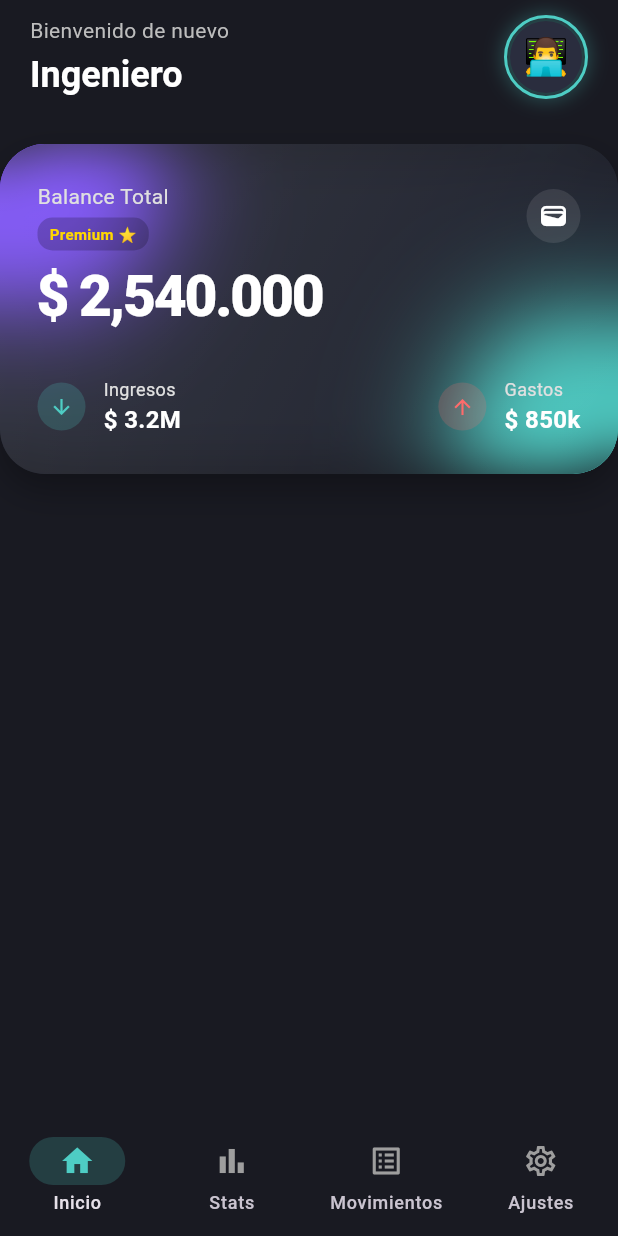
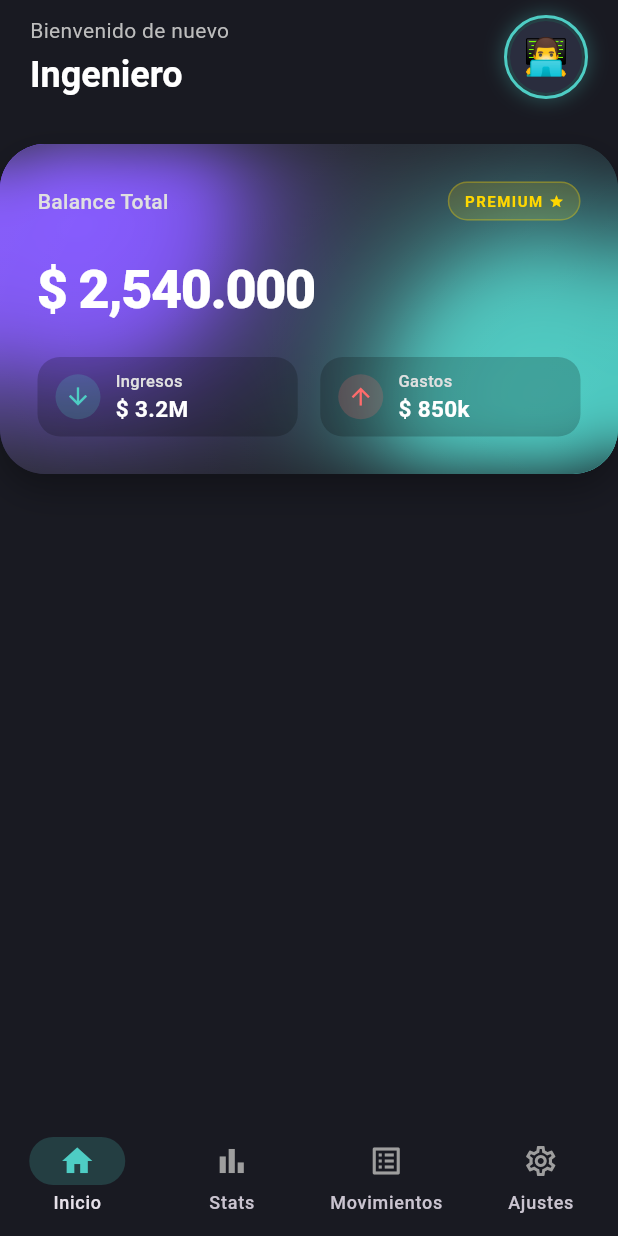
Before and after one commit to AndresCastilloPlata/balancea, a Flutter app: the screen it shows after launch, on a phone screen of 412 x 824 dp. Run offline on Flutter 3.47's test engine with Material 3 defaults, Android fonts, the phone set to English and light mode, and no system bars; our stand-ins replace go_router.

Commit message:
Fix: Mejora de legibilidad en BalanceCard mediante contenedores de alto contraste y refinamiento del badge Premium

```diff
--- a/lib/presentation/widgets/home/balance_card.dart
+++ b/lib/presentation/widgets/home/balance_card.dart
@@ -79,42 +79,47 @@ class BalanceCard extends StatelessWidget {
                             style: TextStyle(
                               color: Colors.grey[300],
                               fontSize: 14,
+                              fontWeight: FontWeight.w500,
                             ),
                           ),
-                          const SizedBox(height: 4),
+                        ],
+                      ),
 
                       // Cuenta principal
                       Container(
                         padding: const EdgeInsets.symmetric(
-                              horizontal: 8,
-                              vertical: 4,
+                          horizontal: 10,
+                          vertical: 5,
                         ),
                         decoration: BoxDecoration(
-                              color: Colors.black.withValues(alpha: 0.2),
-                              borderRadius: BorderRadius.circular(10),
+                          color: const Color(
+                            0xFFFFD700,
+                          ).withValues(alpha: 0.15),
+                          borderRadius: BorderRadius.circular(20),
+                          border: Border.all(
+                            color: const Color(
+                              0xFFFFD700,
+                            ).withValues(alpha: 0.3),
                           ),
-                            child: const Text(
-                              'Premium ⭐',
+                        ),
+                        child: Row(
+                          children: [
+                            const Text(
+                              'PREMIUM',
                               style: TextStyle(
                                 color: Color(0xFFFFD700),
                                 fontSize: 10,
                                 fontWeight: FontWeight.bold,
+                                letterSpacing: 1.0,
                               ),
                             ),
+                            SizedBox(width: 4),
+                            Icon(
+                              Icons.star,
+                              color: Color(0xFFFFD700),
+                              size: 10,
                             ),
                           ],
-                      ),
-                      // icono decorativo
-                      Container(
-                        padding: const EdgeInsets.all(8),
-                        decoration: BoxDecoration(
-                          shape: BoxShape.circle,
-                          color: Colors.white.withValues(alpha: 0.1),
-                        ),
-                        child: const Icon(
-                          Icons.wallet,
-                          color: Colors.white,
-                          size: 20,
                         ),
                       ),
                     ],
@@ -125,31 +130,34 @@ class BalanceCard extends StatelessWidget {
                     '\$ 2,540.000',
                     style: TextStyle(
                       color: Colors.white,
-                      fontSize: 38,
+                      fontSize: 36,
                       fontWeight: FontWeight.w800,
-                      letterSpacing: -1.5,
+                      letterSpacing: -1.0,
                     ),
                   ),
-                  const SizedBox(height: 20),
 
                   // Indicadores  Ingresos|Gastos
                   Row(
-                    mainAxisAlignment: MainAxisAlignment.spaceBetween,
                     children: [
                       // Ingresos
-                      _GlasStat(
+                      Expanded(
+                        child: _GlasStat(
                           icon: Icons.arrow_downward,
                           color: const Color(0xFF4ECDC4), // Verde Neon
                           label: 'Ingresos',
                           amount: '\$ 3.2M',
                         ),
+                      ),
+                      const SizedBox(width: 15),
 
                       // Gastos
-                      _GlasStat(
+                      Expanded(
+                        child: _GlasStat(
                           icon: Icons.arrow_upward,
                           color: const Color(0xFFFF6B6B), // Rojo Neon
                           label: 'Gastos',
                           amount: '\$ 850k',
+                        ),
                       ),
                     ],
                   ),
@@ -170,12 +178,12 @@ class _DecorationLight extends StatelessWidget {
   @override
   Widget build(BuildContext context) {
     return Container(
-      width: 150,
-      height: 150,
+      width: 200,
+      height: 200,
       decoration: BoxDecoration(
         shape: BoxShape.circle,
-        color: color.withValues(alpha: 0.5),
-        boxShadow: [BoxShadow(color: color, blurRadius: 60, spreadRadius: 10)],
+        color: color.withValues(alpha: 0.6),
+        boxShadow: [BoxShadow(color: color, blurRadius: 80, spreadRadius: 20)],
       ),
     );
   }
@@ -196,36 +204,47 @@ class _GlasStat extends StatelessWidget {
 
   @override
   Widget build(BuildContext context) {
-    return Row(
+    return Container(
+      padding: const EdgeInsets.symmetric(vertical: 8, horizontal: 12),
+      decoration: BoxDecoration(
+        color: Colors.black.withValues(alpha: 0.2),
+        borderRadius: BorderRadius.circular(15),
+      ),
+      child: Row(
         children: [
           // Circulo con icono
           Container(
-          padding: const EdgeInsets.all(8),
+            padding: const EdgeInsets.all(6),
             decoration: BoxDecoration(
               color: color.withValues(alpha: 0.2),
               shape: BoxShape.circle,
             ),
-          child: Icon(icon, color: color, size: 16),
+            child: Icon(icon, color: color, size: 18),
           ),
-        const SizedBox(width: 12),
+          const SizedBox(width: 10),
           Column(
             crossAxisAlignment: CrossAxisAlignment.start,
             children: [
               Text(
                 label,
-              style: TextStyle(color: Colors.grey[300], fontSize: 12),
+                style: TextStyle(
+                  color: Colors.grey[300],
+                  fontSize: 11,
+                  fontWeight: FontWeight.w500,
+                ),
               ),
               Text(
                 amount,
                 style: const TextStyle(
                   color: Colors.white,
                   fontWeight: FontWeight.bold,
-                fontSize: 16,
+                  fontSize: 15,
                 ),
               ),
             ],
           ),
         ],
+      ),
     );
   }
 }
```
Lines whose indentation alone changed are shown as unchanged.
